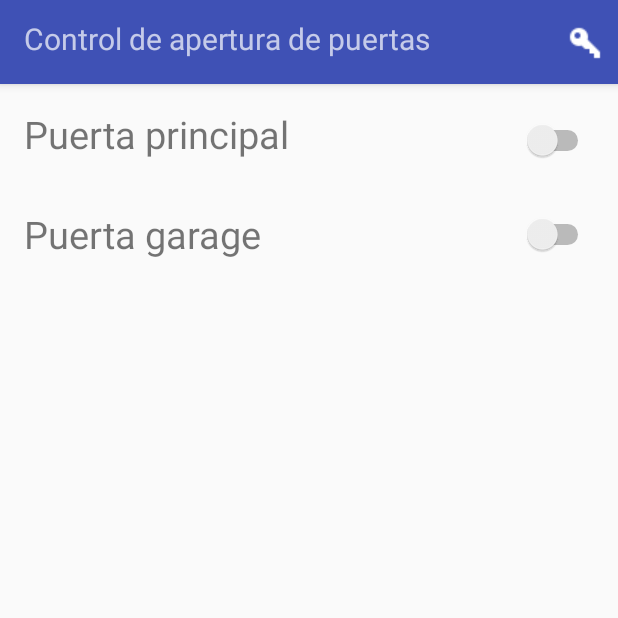
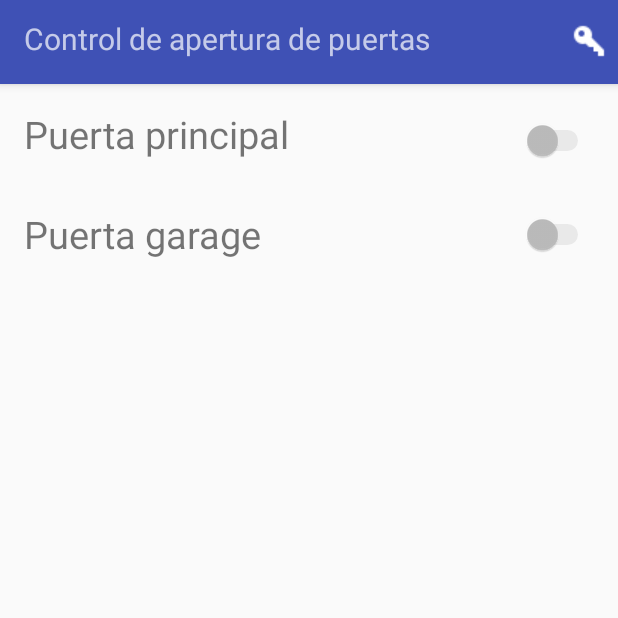
Before and after one commit to AlejandroKantun/Home-ControlV1.0, an Android app: the DoorsActivity screen opened directly, with no data from a screen before it, on a phone screen of 412 x 824 dp, the top half of it. Run offline under Robolectric (Android 15) with nearby library versions, the phone set to English and light mode, and no system bars.

Commit message:
Chino esta pendejo 3

```diff
--- a/app/src/main/res/layout/activity_doors.xml
+++ b/app/src/main/res/layout/activity_doors.xml
@@ -27,10 +27,11 @@
             <TextView
                 android:layout_width="wrap_content"
                 android:layout_height="wrap_content"
-                android:layout_marginTop="5dp"
                 android:text="Control de apertura de puertas"
                 android:textSize="20sp"
-                android:id="@+id/tag_doorTitle"/>
+                android:id="@+id/tag_doorTitle"
+                android:layout_alignBottom="@+id/ImgBtn_doorsLogin"
+                android:layout_alignParentStart="true" />
 
 
             <ImageButton
@@ -38,12 +39,12 @@
                 android:layout_width="wrap_content"
                 android:layout_height="wrap_content"
                 android:background="#00000000"
-                android:src="@drawable/key-variant"
-                android:layout_marginTop="10dp"
+                android:src="@drawable/keyvariant"
                 android:layout_marginLeft="10dp"
                 android:layout_marginRight="10dp"
-                android:layout_alignParentRight="true"
-                />
+                android:layout_centerVertical="true"
+                android:layout_alignParentEnd="true"
+                android:layout_marginEnd="7dp" />
 
 
         </RelativeLayout>
@@ -93,4 +94,6 @@
         android:layout_alignParentEnd="true"
         />
 
+
+
 </RelativeLayout>
```
Also changed, not shown: app/src/main/java/com/fiuady/home_controlv10/DoorsActivity.java (+64 -40 lines), app/src/main/res/drawable/keyvariant.png (renamed from app/src/main/res/drawable/key-variant.png).
